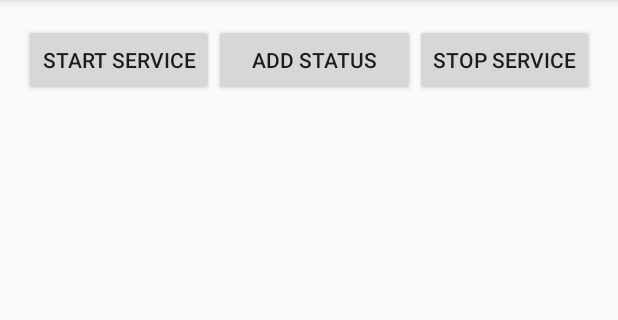
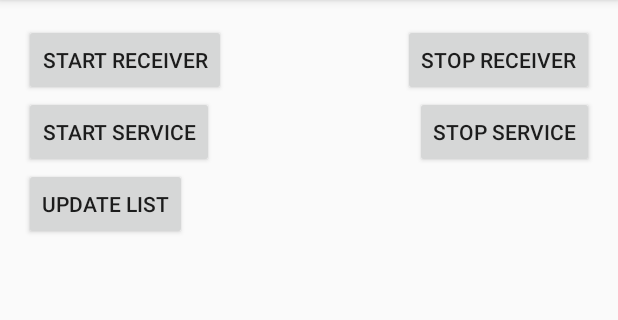
Before and after one commit to mfiumara/intelligent-charger, an Android app: the screen it shows after launch (MainActivity), on a phone screen of 412 x 824 dp, the part 84-404 px from its top. Run offline under Robolectric (Android 15) with nearby library versions, the phone set to English and light mode, and no system bars.

Commit message:
cleaned up directory

```diff
--- a/app/build.gradle
+++ b/app/build.gradle
@@ -22,4 +22,6 @@ android {
 dependencies {
     compile fileTree(dir: 'libs', include: ['*.jar'])
     compile 'com.android.support:appcompat-v7:22.1.1'
+
+    compile 'com.github.satyan:sugar:1.3'
 }
--- a/app/src/main/res/layout/activity_main.xml
+++ b/app/src/main/res/layout/activity_main.xml
@@ -8,8 +8,8 @@
     <Button
         android:layout_width="wrap_content"
         android:layout_height="wrap_content"
-        android:text="Start Service"
-        android:id="@+id/start"
+        android:text="Start Receiver"
+        android:id="@+id/receiver_start"
         android:layout_alignParentTop="true"
         android:layout_alignParentLeft="true"
         android:layout_alignParentStart="true"
@@ -18,30 +18,49 @@
     <Button
         android:layout_width="wrap_content"
         android:layout_height="wrap_content"
-        android:text="Stop Service"
-        android:id="@+id/stop"
+        android:text="Stop Receiver"
+        android:id="@+id/receiver_stop"
         android:onClick="stopReceiver"
         android:layout_alignParentTop="true"
         android:layout_alignParentRight="true"
         android:layout_alignParentEnd="true" />
 
+    <Button
+        android:layout_width="wrap_content"
+        android:layout_height="wrap_content"
+        android:text="Update List"
+        android:id="@+id/updatelist"
+        android:onClick="updateList"
+        android:layout_below="@+id/service_start"
+        android:layout_alignParentLeft="true"
+        android:layout_alignParentStart="true" />
+
+    <Button
+        android:layout_width="wrap_content"
+        android:layout_height="wrap_content"
+        android:text="Start Service"
+        android:id="@+id/service_start"
+        android:onClick="startService"
+        android:layout_below="@+id/receiver_start"
+        android:layout_alignParentLeft="true"
+        android:layout_alignParentStart="true" />
+
+    <Button
+        android:layout_width="wrap_content"
+        android:layout_height="wrap_content"
+        android:text="Stop Service"
+        android:id="@+id/service_stop"
+        android:onClick="stopService"
+        android:layout_below="@+id/receiver_stop"
+        android:layout_alignRight="@+id/receiver_stop"
+        android:layout_alignEnd="@+id/receiver_stop" />
+
     <ListView
         android:layout_width="wrap_content"
         android:layout_height="wrap_content"
         android:id="@+id/lvList"
-        android:layout_centerHorizontal="true"
-        android:layout_alignParentBottom="true"
-        android:layout_below="@+id/start" />
-
-    <Button
-        android:layout_width="wrap_content"
-        android:layout_height="wrap_content"
-        android:text="Add Status"
-        android:id="@+id/addstatus"
-        android:onClick="addStatus"
-        android:layout_alignTop="@+id/stop"
-        android:layout_toRightOf="@+id/start"
-        android:layout_toLeftOf="@+id/stop"
-        android:layout_toStartOf="@+id/stop" />
+        android:layout_below="@+id/updatelist"
+        android:layout_alignParentLeft="true"
+        android:layout_alignParentStart="true" />
 
 </RelativeLayout>
--- a/app/src/main/res/values/strings.xml
+++ b/app/src/main/res/values/strings.xml
@@ -3,4 +3,5 @@
 
     <string name="hello_world">Hello world!</string>
     <string name="action_settings">Settings</string>
+
 </resources>
--- /dev/null
+++ b/settings.gradle
@@ -0,0 +1 @@
+include ':app'
```
Also changed, not shown: app/src/main/AndroidManifest.xml (+9 -10 lines), app/src/main/java/tum/ei/ics/intelligentcharger/BatteryChangedReceiver.java (deleted, +0 -58 lines), app/src/main/java/tum/ei/ics/intelligentcharger/BatteryDataAdapter.java (+6 -6 lines), app/src/main/java/tum/ei/ics/intelligentcharger/MainActivity.java (+37 -10 lines), app/src/main/java/tum/ei/ics/intelligentcharger/entity/Event.java (added, +25 -0 lines), app/src/main/java/tum/ei/ics/intelligentcharger/receiver/BatteryChangedReceiver.java (renamed from app/src/main/java/tum/ei/ics/intelligentcharger/PowerConnectionReceiver.java, +7 -4 lines), app/src/main/java/tum/ei/ics/intelligentcharger/receiver/PowerConnectedReceiver.java (added, +49 -0 lines), app/src/main/java/tum/ei/ics/intelligentcharger/receiver/PowerDisconnectedReceiver.java (added, +40 -0 lines), app/src/main/java/tum/ei/ics/intelligentcharger/service/BatteryService.java (renamed from app/src/main/java/tum/ei/ics/intelligentcharger/BatteryService.java, +15 -10 lines), app/src/main/res/layout/item_event.xml (+6 -2 lines), build.gradle (added, +20 -0 lines), gradle.properties (added, +18 -0 lines), app/libs/androidplot-core-0.6.1.jar (added), gradle/wrapper/gradle-wrapper.properties (added), 5 other files.
